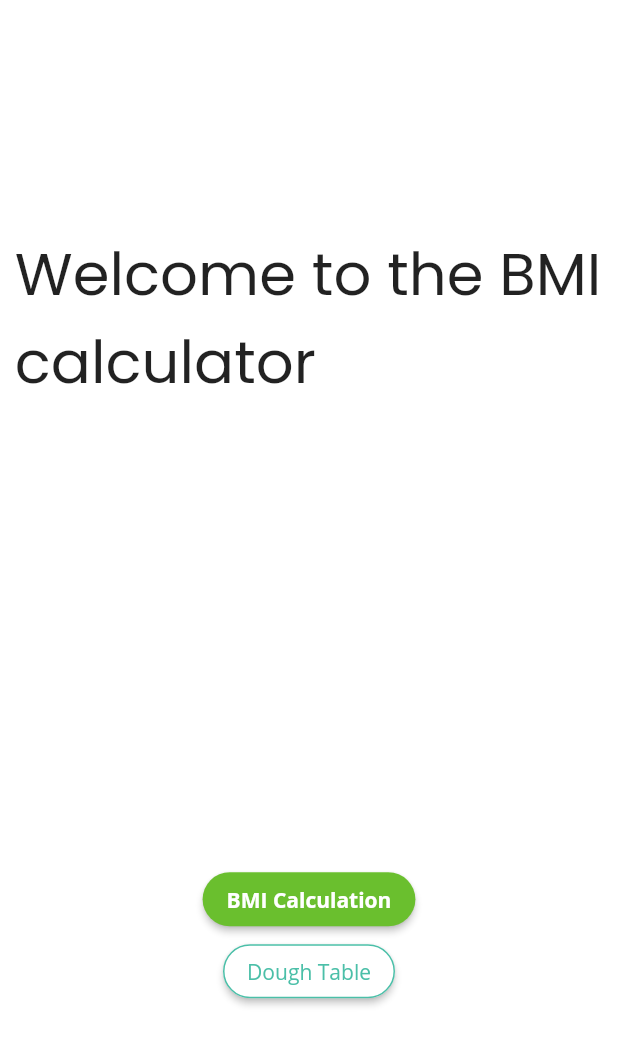
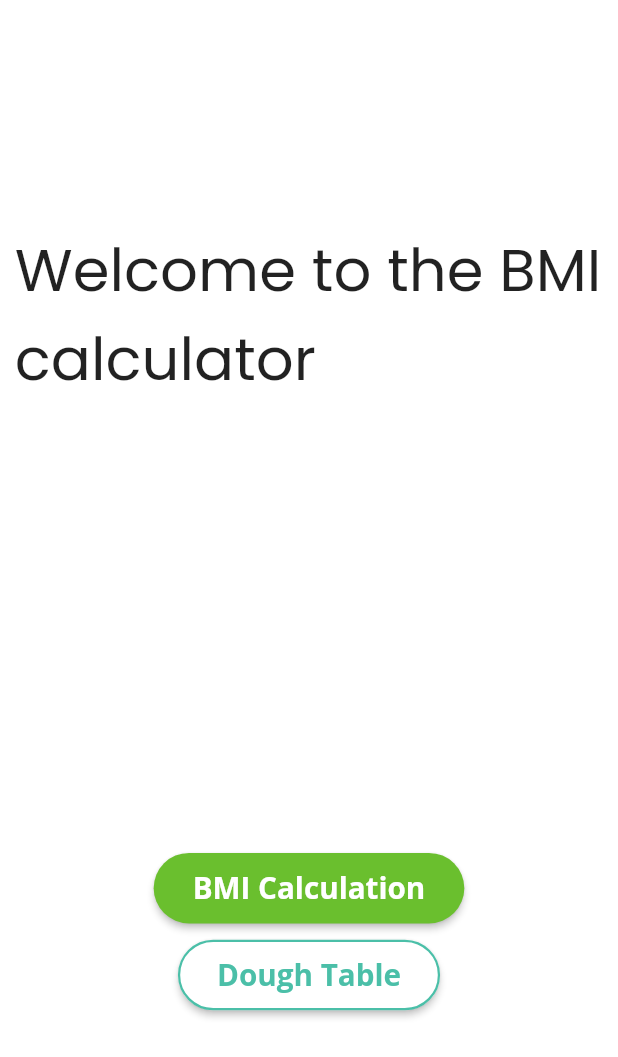
Before and after one commit to moisescunhapimentel/bmi, a Flutter app: the screen it shows after launch, on a phone screen of 412 x 824 dp. Shown: the top 1057 px of the screen. Run offline on Flutter 3.47's test engine with Material 2 defaults, Android fonts, the phone set to English and light mode, and no system bars; our stand-ins replace flutter_mobx, mobx; generated files the repository leaves out were written again.

Commit message:
Updating the readme and adding gifs to it; Adding responsiveness to the buttons; Adding responsiveness in the textfields; Adding responsiveness to the appbar; Changing the table colors.

```diff
--- a/lib/views/home_view.dart
+++ b/lib/views/home_view.dart
@@ -59,13 +59,20 @@ class _HomeViewState extends State<HomeView> {
                 child: CustomElevatedButton.elevatedButtonText(
                     backgroundColor: kPrimaryColor,
                     text: 'BMI Calculation',
+                    fontSize: SizeConfig.defaultSize * 2,
                     function: homeController.toggleCalculation),
+              ),
+              SizedBox(
+                height: SizeConfig.defaultSize,
               ),
               Center(
                 child: CustomElevatedButton.elevatedButtonText(
                     backgroundColor: Colors.white,
-                    textStyle: TextStyle(color: kSecondaryColor),
-                    side: BorderSide(color: kSecondaryColor),
+                    side: BorderSide(color: kSecondaryColor, width: 1.5),
+                    textStyle: TextStyle(
+                        color: kSecondaryColor,
+                        fontSize: SizeConfig.defaultSize * 2,
+                        fontWeight: FontWeight.bold),
                     text: 'Dough Table',
                     function: homeController.toggleTable),
               ),
--- a/lib/views/table_view.dart
+++ b/lib/views/table_view.dart
@@ -73,8 +73,8 @@ class _TableViewState extends State<TableView> {
                       List<String> keys = bmiTable.keys.toList();
                       return Container(
                         color: item % 2 == 0
-                            ? kPrimaryColor.withOpacity(0.3)
-                            : kPrimaryColor.withOpacity(0.7),
+                            ? kSecondaryColor.withOpacity(0.5)
+                            : kPrimaryColor.withOpacity(0.9),
                         child: Row(
                           mainAxisAlignment: MainAxisAlignment.start,
                           children: [
@@ -122,7 +122,7 @@ class _TableViewState extends State<TableView> {
                                   textAlign: TextAlign.start,
                                   style: TextStyle(
                                     fontSize: SizeConfig.defaultSize * 1.5,
-                                  ),
+                                   ),
                                 ),
                               ),
                             ),
--- a/lib/views/widgets/custom_app_bar.dart
+++ b/lib/views/widgets/custom_app_bar.dart
@@ -7,6 +7,7 @@ class CustomAppBar {
     @required double height,
     @required Color color,
     @required String text,
+    @required double fontSize,
     @required void onPressed(),
   }) {
     return Container(
@@ -34,7 +35,7 @@ class CustomAppBar {
               style: TextStyle(
                 fontFamily: 'Poppins',
                 color: Colors.white,
-                fontSize: 25,
+                fontSize: fontSize,
               ),
               textAlign: TextAlign.center,
             ),
--- a/lib/views/widgets/custom_elevated_button.dart
+++ b/lib/views/widgets/custom_elevated_button.dart
@@ -5,20 +5,24 @@ class CustomElevatedButton {
       {TextStyle textStyle,
       Color backgroundColor,
       @required String text,
+      double fontSize,
       BorderSide side,
       @required void function()}) {
     return ElevatedButton(
       onPressed: function,
-      child: Text(
-        text,
-        style: textStyle ??
-            TextStyle(fontWeight: FontWeight.bold),
+      child: Container(
+        padding: EdgeInsets.all(10),
+        child: Text(
+          text,
+          style: textStyle ??
+              TextStyle(fontWeight: FontWeight.bold, fontSize: fontSize),
+        ),
       ),
       style: ElevatedButton.styleFrom(
           primary: backgroundColor,
           shape: RoundedRectangleBorder(
               side: side ?? BorderSide.none,
-              borderRadius: BorderRadius.circular(20))),
+              borderRadius: BorderRadius.circular(50))),
     );
   }
 
--- a/lib/views/widgets/size_config.dart
+++ b/lib/views/widgets/size_config.dart
@@ -10,7 +10,6 @@ class SizeConfig {
 
   void init(BuildContext context) {
     _mediaQueryData = MediaQuery.of(context);
-    print(_mediaQueryData.orientation);
     screenHeight = _mediaQueryData.size.height;
     screenWidth = _mediaQueryData.size.width;
     orientation = _mediaQueryData.orientation;
```
Also changed, not shown: lib/views/bmi_calculation.dart (+9 -1 lines), lib/views/widgets/custom_text_field.dart (+5 -2 lines), images/cell/bmi.gif (added), 3 other files.
